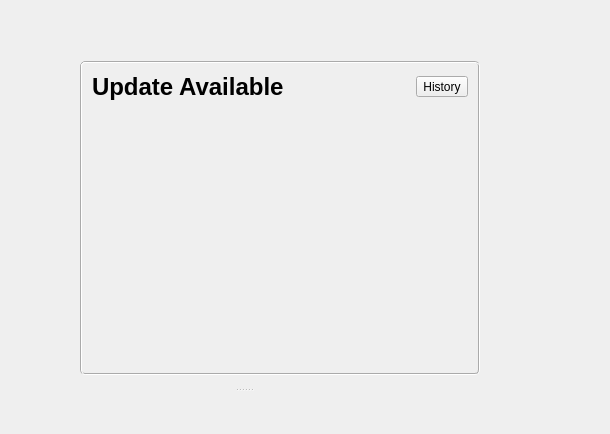
Before: the Qt Designer form nexpoide/mainwindow.ui in wdobbie/Nexpo, drawn with Qt 5; both pictures show x 458 to 1068 and y 394 to 828 of the 1403 by 828 pixel window.
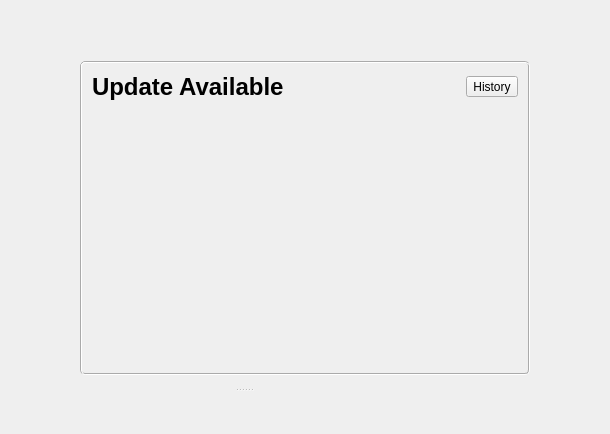
After: the same form once the commit is applied. The open tabs and pages were chosen to show the change. Icons and pictures are not drawn. Custom widgets are drawn as their Qt base class.

Patch:
```diff
--- a/nexpoide/mainwindow.ui
+++ b/nexpoide/mainwindow.ui
@@ -22,6 +22,9 @@
 	font-size: 12pt;
 padding: 0px;
 margin: 0px;
+border-width: 0px;
+padding-left: 0px;
+margin-left: 0px;
 }
 LinkButton QWidget {
 	/* don't inherit blue text in tooltip */
@@ -522,7 +525,7 @@
             </property>
             <property name="minimumSize">
              <size>
-              <width>400</width>
+              <width>450</width>
               <height>0</height>
              </size>
             </property>
@@ -641,7 +644,7 @@
                  <rect>
                   <x>0</x>
                   <y>0</y>
-                  <width>376</width>
+                  <width>426</width>
                   <height>200</height>
                  </rect>
                 </property>
```
Left out of the diff: 13 changed lines with no effect on the pictures.
